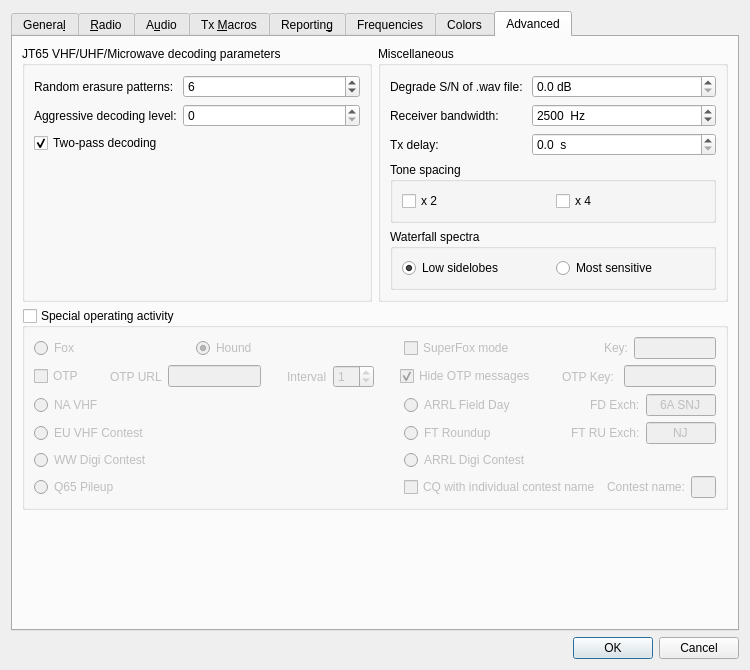
Before: the Qt Designer form Configuration.ui in kholia/wsjtx, drawn with Qt 5.
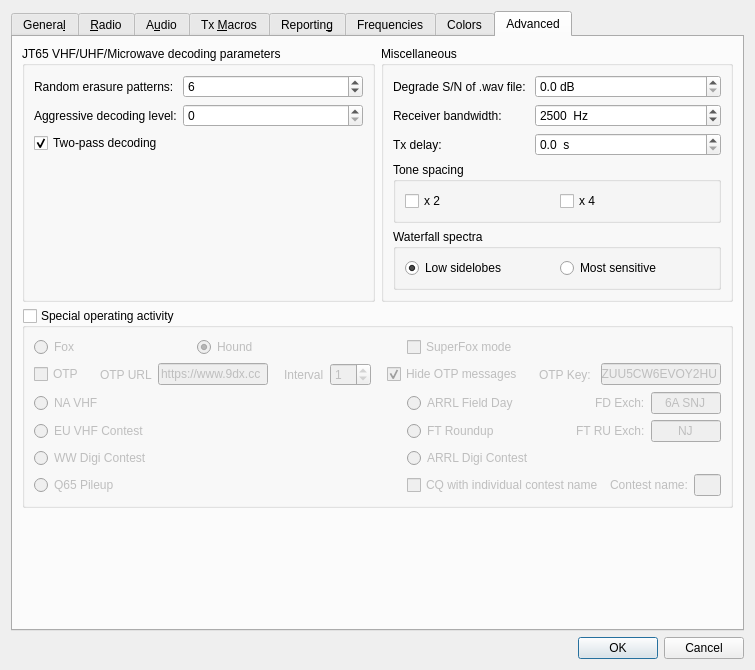
After: the same form once the commit is applied. The open tabs and pages were chosen to show the change. Custom widgets are drawn as their Qt base class.

Commit message: Remove the code for input of the RC6-style FoxKey.

```diff
--- a/Configuration.ui
+++ b/Configuration.ui
@@ -3202,7 +3202,7 @@
            </widget>
           </item>
           <item row="0" column="3">
-           <layout class="QHBoxLayout" name="horizontalLayout_27" stretch="0,1,0,1">
+           <layout class="QHBoxLayout" name="horizontalLayout_27" stretch="0,1">
             <item>
              <widget class="QCheckBox" name="cbSuperFox">
               <property name="toolTip">
@@ -3226,44 +3226,6 @@
               </property>
              </spacer>
             </item>
-            <item>
-             <widget class="QLabel" name="sfkey_label">
-              <property name="text">
-               <string>Key:</string>
-              </property>
-             </widget>
-            </item>
-            <item>
-             <widget class="QLineEdit" name="FoxKey">
-              <property name="sizePolicy">
-               <sizepolicy hsizetype="Expanding" vsizetype="Fixed">
-                <horstretch>0</horstretch>
-                <verstretch>0</verstretch>
-               </sizepolicy>
-              </property>
-              <property name="minimumSize">
-               <size>
-                <width>70</width>
-                <height>0</height>
-               </size>
-              </property>
-              <property name="maximumSize">
-               <size>
-                <width>16777215</width>
-                <height>16777215</height>
-               </size>
-              </property>
-              <property name="toolTip">
-               <string>&lt;html&gt;&lt;head/&gt;&lt;body&gt;&lt;p&gt;SuperFox operator must enter a valid key to enable transmission.&lt;/p&gt;&lt;/body&gt;&lt;/html&gt;</string>
-              </property>
-              <property name="maxLength">
-               <number>9</number>
-              </property>
-              <property name="alignment">
-               <set>Qt::AlignCenter</set>
-              </property>
-             </widget>
-            </item>
            </layout>
           </item>
           <item row="0" column="2">
@@ -3334,9 +3296,15 @@
             </item>
             <item>
              <spacer name="horizontalSpacer_11">
+              <property name="orientation">
+               <enum>Qt::Horizontal</enum>
+              </property>
+              <property name="sizeType">
+               <enum>QSizePolicy::Fixed</enum>
+              </property>
               <property name="sizeHint" stdset="0">
                <size>
-                <width>20</width>
+                <width>10</width>
                 <height>20</height>
                </size>
               </property>
@@ -3351,16 +3319,31 @@
             </item>
             <item>
              <widget class="QLineEdit" name="OTPUrl">
+              <property name="minimumSize">
+               <size>
+                <width>110</width>
+                <height>0</height>
+               </size>
+              </property>
               <property name="toolTip">
                <string>&lt;html&gt;&lt;head/&gt;&lt;body&gt;&lt;p&gt;URL used to verify OTP codes.&lt;/p&gt;&lt;/body&gt;&lt;/html&gt;</string>
               </property>
+              <property name="text">
+               <string>https://www.9dx.cc</string>
+              </property>
              </widget>
             </item>
             <item>
              <spacer name="horizontalSpacer_15">
+              <property name="orientation">
+               <enum>Qt::Horizontal</enum>
+              </property>
+              <property name="sizeType">
+               <enum>QSizePolicy::Fixed</enum>
+              </property>
               <property name="sizeHint" stdset="0">
                <size>
-                <width>20</width>
+                <width>10</width>
                 <height>20</height>
                </size>
               </property>
@@ -3388,9 +3371,15 @@
             </item>
             <item>
              <spacer name="horizontalSpacer_17">
+              <property name="orientation">
+               <enum>Qt::Horizontal</enum>
+              </property>
+              <property name="sizeType">
+               <enum>QSizePolicy::Fixed</enum>
+              </property>
               <property name="sizeHint" stdset="0">
                <size>
-                <width>20</width>
+                <width>10</width>
                 <height>20</height>
                </size>
               </property>
@@ -3411,9 +3400,15 @@
             </item>
             <item>
              <spacer name="horizontalSpacer_18">
+              <property name="orientation">
+               <enum>Qt::Horizontal</enum>
+              </property>
+              <property name="sizeType">
+               <enum>QSizePolicy::Fixed</enum>
+              </property>
               <property name="sizeHint" stdset="0">
                <size>
-                <width>20</width>
+                <width>10</width>
                 <height>20</height>
                </size>
               </property>
@@ -3430,13 +3425,16 @@
              <widget class="QLineEdit" name="OTPSeed">
               <property name="minimumSize">
                <size>
-                <width>70</width>
+                <width>120</width>
                 <height>0</height>
                </size>
               </property>
               <property name="toolTip">
                <string>&lt;html&gt;&lt;head/&gt;&lt;body&gt;&lt;p&gt;Fox's key to generate OTP Codes.&lt;/p&gt;&lt;/body&gt;&lt;/html&gt;</string>
               </property>
+              <property name="text">
+               <string>M2ZUU5CW6EVOY2HU</string>
+              </property>
              </widget>
             </item>
            </layout>
```
Left out of the diff: 8 changed lines with no effect on the pictures. The commit also changes 2 other files.
